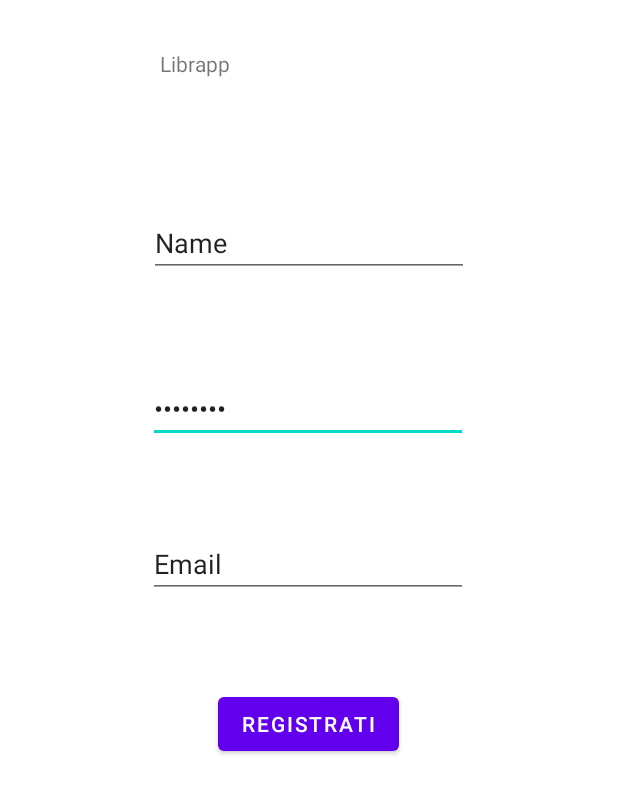
After one commit to asarzisartori/Fabulous-Library, an Android app: the Sign_In_Activity screen opened directly, with no data from a screen before it, on a phone screen of 412 x 824 dp. The commit adds this screen. Shown: the top 794 px of the screen. Run offline under Robolectric (Android 15) with nearby library versions, the phone set to English and light mode, and no system bars; our stand-ins replace Firebase (no records; nobody signed in at launch, a user with empty details on screens opened directly).

Commit message:
Versione 1.0.4 (FirebaseAuth added, Registration Added)

```diff
--- a/app/build.gradle
+++ b/app/build.gradle
@@ -44,6 +44,8 @@ dependencies {
     implementation 'com.google.firebase:firebase-analytics-ktx'
     implementation 'androidx.fragment:fragment-ktx:1.3.4'
     implementation 'androidx.legacy:legacy-support-v4:1.0.0'
+    implementation 'com.google.firebase:firebase-auth:21.0.1'
+    implementation 'com.google.firebase:firebase-database:20.0.0'
     testImplementation 'junit:junit:4.+'
     androidTestImplementation 'androidx.test.ext:junit:1.1.2'
     androidTestImplementation 'androidx.test.espresso:espresso-core:3.3.0'
--- a/app/src/main/AndroidManifest.xml
+++ b/app/src/main/AndroidManifest.xml
@@ -9,6 +9,7 @@
         android:roundIcon="@mipmap/logo_app_round"
         android:supportsRtl="true"
         android:theme="@style/Theme.Librapp">
+        <activity android:name=".Sign_In_Activity"></activity>
         <activity android:name=".FreeAccessActivity"></activity>
         <activity android:name=".MainActivity">
             <intent-filter>
--- /dev/null
+++ b/app/src/main/java/com/example/librapp/Item.kt
@@ -0,0 +1,3 @@
+package com.example.librapp
+
+data class Item(val titolo: String, val autor: String, val genere: String, val tipologia: String)
--- a/app/src/main/java/com/example/librapp/MainActivity.kt
+++ b/app/src/main/java/com/example/librapp/MainActivity.kt
@@ -47,5 +47,9 @@ class MainActivity : AppCompatActivity() {
         val intent = Intent(this@MainActivity, FreeAccessActivity::class.java)
         startActivity(intent)
     }
+    fun openSignIn(v: View){
+        val intentsign = Intent(this@MainActivity, Sign_In_Activity::class.java)
+        startActivity(intentsign)
+    }
 
 }
--- /dev/null
+++ b/app/src/main/java/com/example/librapp/User.kt
@@ -0,0 +1,3 @@
+package com.example.librapp
+
+data class User(val nome: String, val email: String, val password: String)
--- a/app/src/main/res/layout/activity_main.xml
+++ b/app/src/main/res/layout/activity_main.xml
@@ -46,6 +46,7 @@
         android:layout_width="wrap_content"
         android:layout_height="wrap_content"
         android:text="Registrazione"
+        android:onClick="openSignIn"
         app:layout_constraintBottom_toTopOf="@+id/admin_view"
         app:layout_constraintEnd_toEndOf="parent"
         app:layout_constraintStart_toStartOf="parent"
--- /dev/null
+++ b/app/src/main/res/layout/activity_signin_layout.xml
@@ -0,0 +1,75 @@
+<?xml version="1.0" encoding="utf-8"?>
+<androidx.constraintlayout.widget.ConstraintLayout xmlns:android="http://schemas.android.com/apk/res/android"
+    xmlns:app="http://schemas.android.com/apk/res-auto"
+    xmlns:tools="http://schemas.android.com/tools"
+    android:layout_width="match_parent"
+    android:layout_height="match_parent">
+
+    <TextView
+        android:id="@+id/titleText"
+        android:layout_width="198dp"
+        android:layout_height="41dp"
+        android:text="Librapp"
+        app:layout_constraintBottom_toBottomOf="parent"
+        app:layout_constraintEnd_toEndOf="parent"
+        app:layout_constraintHorizontal_bias="0.497"
+        app:layout_constraintStart_toStartOf="parent"
+        app:layout_constraintTop_toTopOf="parent"
+        app:layout_constraintVertical_bias="0.042" />
+
+    <EditText
+        android:id="@+id/passwordText"
+        android:layout_width="wrap_content"
+        android:layout_height="wrap_content"
+        android:layout_marginTop="84dp"
+        android:ems="10"
+        android:inputType="textPassword"
+        android:text="Password"
+        app:layout_constraintBottom_toBottomOf="parent"
+        app:layout_constraintEnd_toEndOf="parent"
+        app:layout_constraintHorizontal_bias="0.497"
+        app:layout_constraintStart_toStartOf="parent"
+        app:layout_constraintTop_toBottomOf="@+id/titleText"
+        app:layout_constraintVertical_bias="0.148" />
+
+    <EditText
+        android:id="@+id/nameField"
+        android:layout_width="wrap_content"
+        android:layout_height="wrap_content"
+        android:ems="10"
+        android:inputType="textPersonName"
+        android:text="Name"
+        app:layout_constraintBottom_toTopOf="@+id/passwordText"
+        app:layout_constraintEnd_toEndOf="parent"
+        app:layout_constraintStart_toStartOf="parent"
+        app:layout_constraintTop_toBottomOf="@+id/titleText" />
+
+    <EditText
+        android:id="@+id/emailField"
+        android:layout_width="wrap_content"
+        android:layout_height="wrap_content"
+        android:ems="10"
+        android:inputType="textEmailAddress"
+        android:text="Email"
+        app:layout_constraintBottom_toBottomOf="parent"
+        app:layout_constraintEnd_toEndOf="parent"
+        app:layout_constraintHorizontal_bias="0.497"
+        app:layout_constraintStart_toStartOf="parent"
+        app:layout_constraintTop_toBottomOf="@+id/passwordText"
+        app:layout_constraintVertical_bias="0.12" />
+
+    <Button
+        android:id="@+id/button"
+        android:layout_width="wrap_content"
+        android:layout_height="wrap_content"
+        android:layout_marginTop="60dp"
+        android:text="Registrati"
+        android:onClick="Registrate"
+        app:layout_constraintBottom_toBottomOf="parent"
+        app:layout_constraintEnd_toEndOf="parent"
+        app:layout_constraintHorizontal_bias="0.498"
+        app:layout_constraintStart_toStartOf="parent"
+        app:layout_constraintTop_toBottomOf="@+id/emailField"
+        app:layout_constraintVertical_bias="0.0" />
+
+</androidx.constraintlayout.widget.ConstraintLayout>
--- a/app/src/main/res/values/strings.xml
+++ b/app/src/main/res/values/strings.xml
@@ -1,5 +1,6 @@
 <resources>
     <string name="app_name">Librapp</string>
+    <string name="invalid_username">Username non valido!</string>
     <string name="invalid_email">Email non valida!</string>
     <string name="invalid_password">Password non valida!</string>
     <!-- TODO: Remove or change this placeholder text -->
```
Also changed, not shown: app/src/main/java/com/example/librapp/Sign_In_Activity.kt (added, +90 -0 lines), 1 other file.
